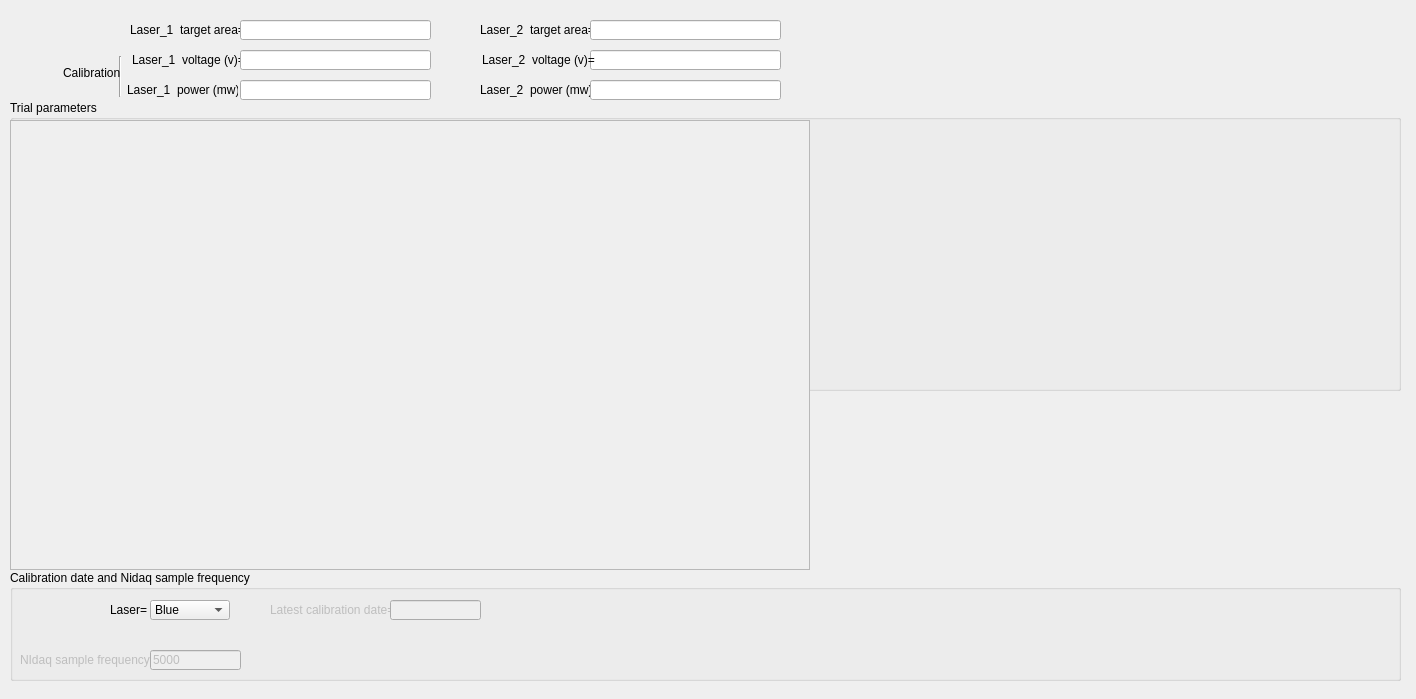
Before: the Qt Designer form src/foraging_gui/Optogenetics.ui in AllenNeuralDynamics/dynamic-foraging-task, drawn with Qt 5.
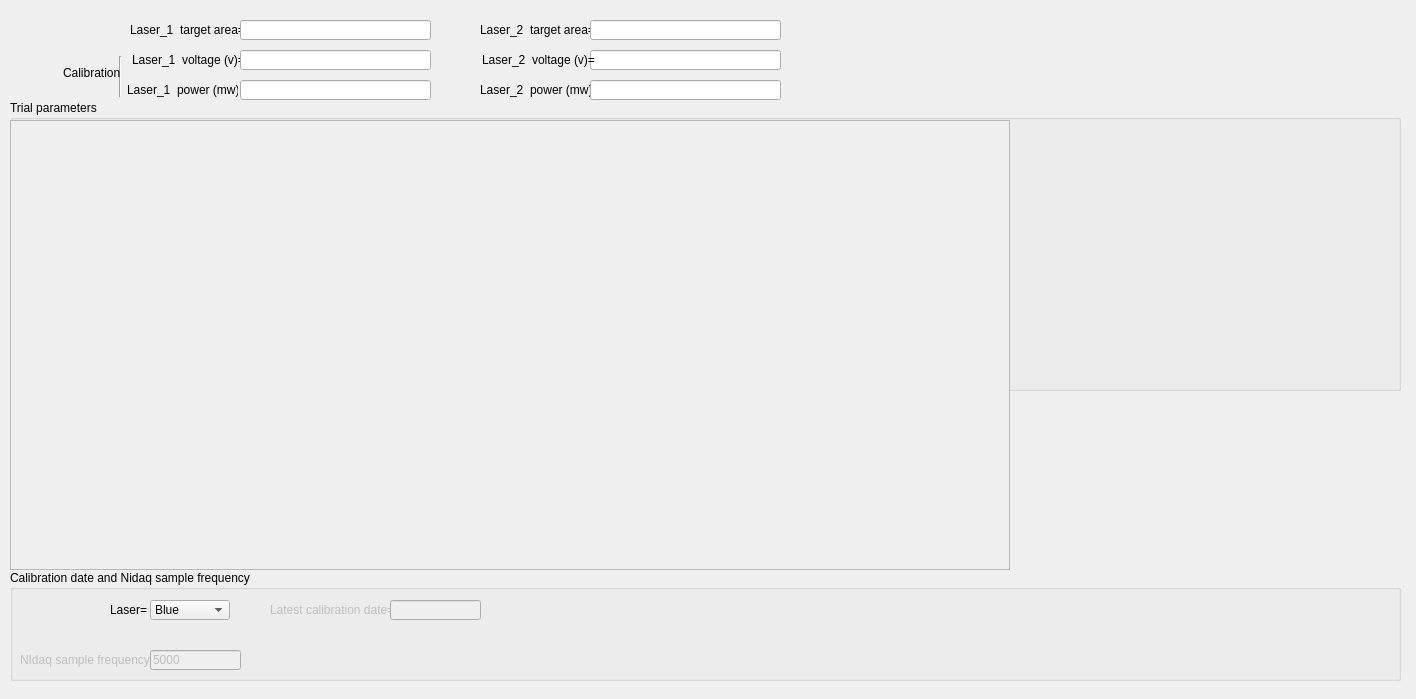
After: the same form once the commit is applied.

Commit message: restricts opto widget size

Diff of the .ui file:
```diff
--- a/src/foraging_gui/Optogenetics.ui
+++ b/src/foraging_gui/Optogenetics.ui
@@ -362,7 +362,7 @@
     <rect>
      <x>10</x>
      <y>120</y>
-     <width>800</width>
+     <width>1000</width>
      <height>450</height>
     </rect>
    </property>
```
